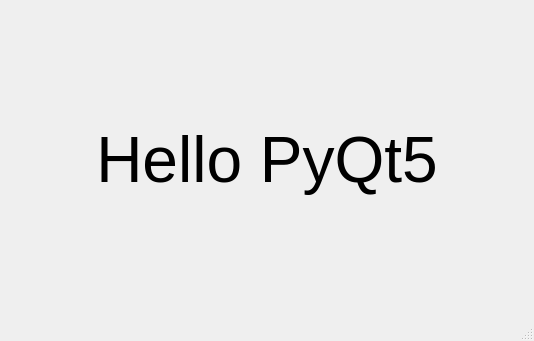
The window that python_tutorial/pyqt/HelloPyQt5.ui (MinSu-Kim/python_tutorial) describes before a commit, drawn with Qt 5.
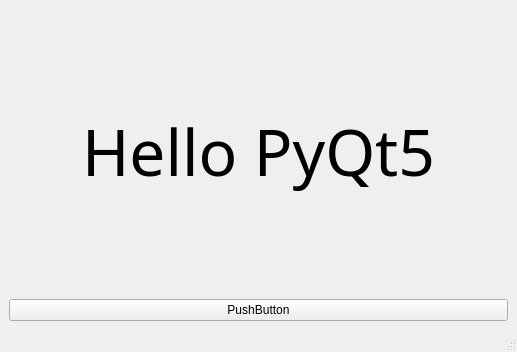
The same window after the commit.

Patch:
```diff
--- a/python_tutorial/pyqt/HelloPyQt5.ui
+++ b/python_tutorial/pyqt/HelloPyQt5.ui
@@ -6,19 +6,20 @@
    <rect>
     <x>0</x>
     <y>0</y>
-    <width>534</width>
-    <height>341</height>
+    <width>517</width>
+    <height>352</height>
    </rect>
   </property>
   <property name="windowTitle">
    <string>MainWindow</string>
   </property>
   <widget class="QWidget" name="centralwidget">
-   <layout class="QHBoxLayout" name="horizontalLayout">
+   <layout class="QVBoxLayout" name="verticalLayout">
     <item>
      <widget class="QLabel" name="label">
       <property name="font">
        <font>
+        <family>맑은 고딕</family>
         <pointsize>48</pointsize>
        </font>
       </property>
@@ -30,6 +31,13 @@
       </property>
      </widget>
     </item>
+    <item>
+     <widget class="QPushButton" name="pushButton">
+      <property name="text">
+       <string>PushButton</string>
+      </property>
+     </widget>
+    </item>
    </layout>
   </widget>
   <widget class="QMenuBar" name="menubar">
```
Left out of the diff: 4 changed lines with no effect on the pictures.
